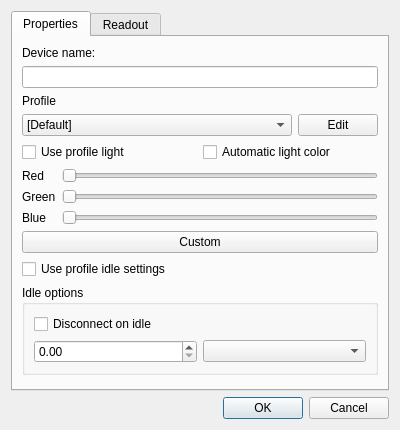
Before: the Qt Designer form ds4wizard-cpp/devicepropertiesdialog.ui in michael-fadely/ds4wizard, drawn with Qt 5.
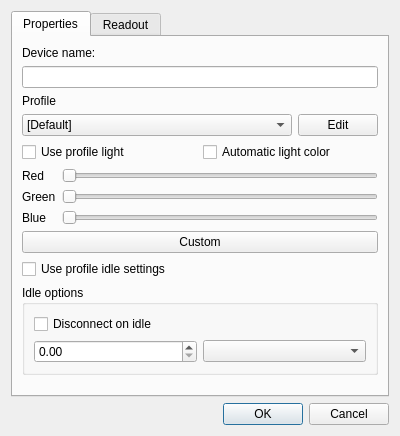
After: the same form once the commit is applied.

Diff of the .ui file:
```diff
--- a/ds4wizard-cpp/devicepropertiesdialog.ui
+++ b/ds4wizard-cpp/devicepropertiesdialog.ui
@@ -7,7 +7,7 @@
     <x>0</x>
     <y>0</y>
     <width>400</width>
-    <height>430</height>
+    <height>436</height>
    </rect>
   </property>
   <property name="windowTitle">
```
Left out of the diff: 6 changed lines with no effect on the pictures.
